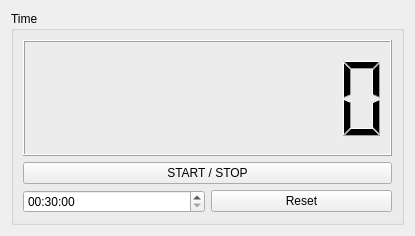
highflyers/highflyers-data-visualization, file DataVisualization/GUI/TimeStatus.ui: the form before one commit.
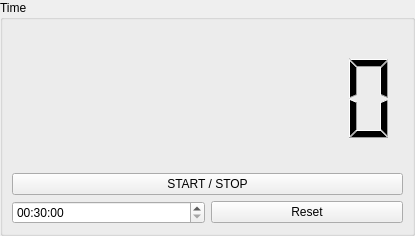
The form after the commit.

Patch:
```diff
--- a/DataVisualization/GUI/TimeStatus.ui
+++ b/DataVisualization/GUI/TimeStatus.ui
@@ -14,6 +14,18 @@
    <string>Form</string>
   </property>
   <layout class="QVBoxLayout" name="verticalLayout">
+   <property name="leftMargin">
+    <number>0</number>
+   </property>
+   <property name="topMargin">
+    <number>0</number>
+   </property>
+   <property name="rightMargin">
+    <number>0</number>
+   </property>
+   <property name="bottomMargin">
+    <number>0</number>
+   </property>
    <item>
     <widget class="QGroupBox" name="groupBox">
      <property name="title">
@@ -22,6 +34,15 @@
      <layout class="QVBoxLayout" name="verticalLayout_2">
       <item>
        <widget class="QLCDNumber" name="lcdNumber">
+        <property name="minimumSize">
+         <size>
+          <width>0</width>
+          <height>50</height>
+         </size>
+        </property>
+        <property name="lineWidth">
+         <number>0</number>
+        </property>
         <property name="digitCount">
          <number>8</number>
         </property>
```
